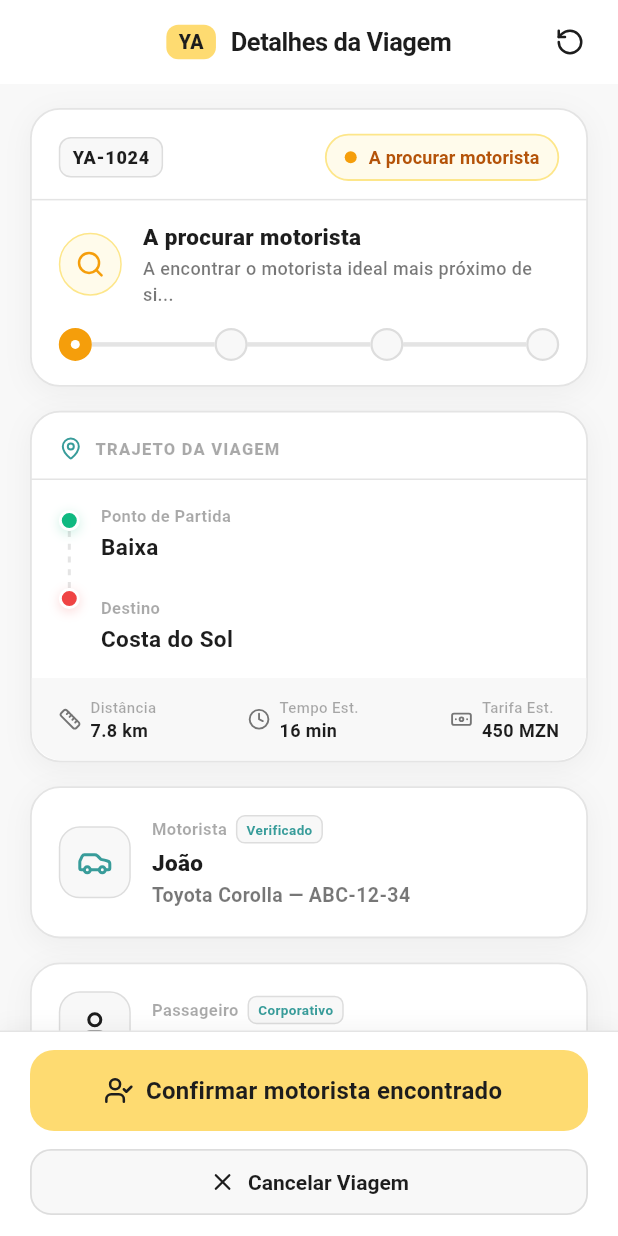
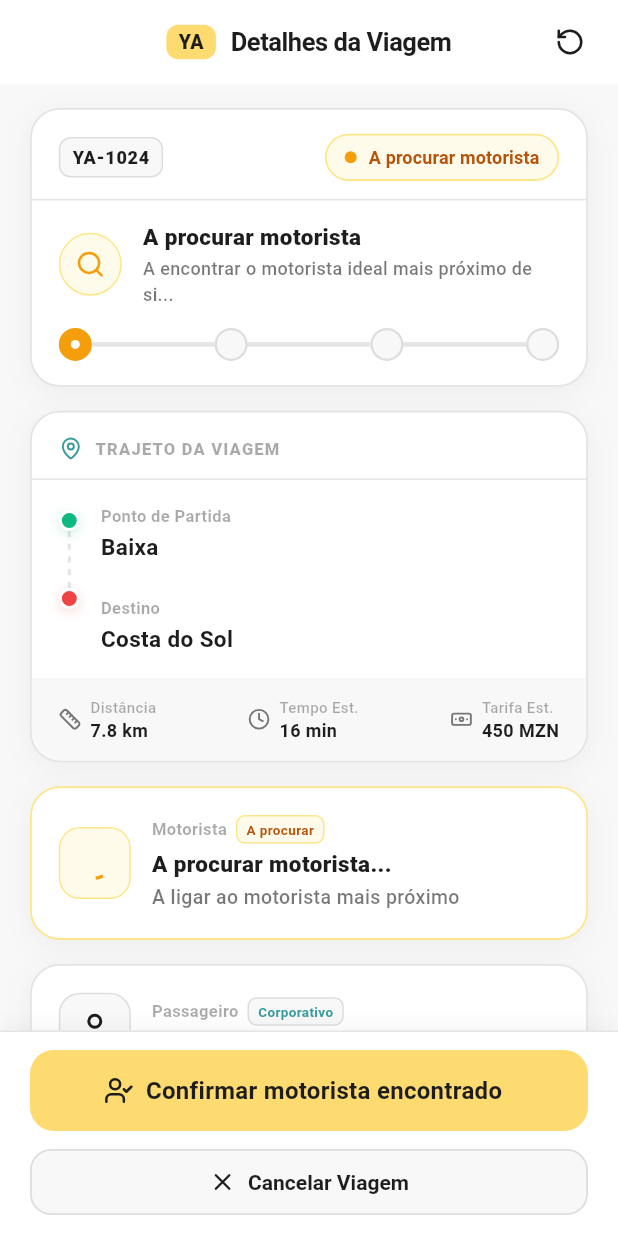
Before and after one commit to PauloTivane2/Ya_teste, a Flutter app: the screen it shows after launch, on a phone screen of 412 x 824 dp. Run offline on Flutter 3.47's test engine with Material 3 defaults, Android fonts, the phone set to English and light mode, and no system bars; our stand-ins replace lucide_icons_flutter.

Commit message:
feat: exibir estado de busca no card de motorista antes de atribuir

```diff
--- a/lib/trip/widgets/trip_card.dart
+++ b/lib/trip/widgets/trip_card.dart
@@ -427,12 +427,17 @@ class TripDriverCard extends StatelessWidget {
 
   @override
   Widget build(BuildContext context) {
+    final isSearching = trip.status == TripStatus.searching;
+
     return Container(
       width: double.infinity,
       decoration: BoxDecoration(
         color: AppColors.bg,
         borderRadius: BorderRadius.circular(20),
-        border: Border.all(color: AppColors.border, width: 1.2),
+        border: Border.all(
+          color: isSearching ? const Color(0xFFFDE68A) : AppColors.border,
+          width: 1.2,
+        ),
         boxShadow: const [
           BoxShadow(
             color: AppColors.cardShadow,
@@ -442,7 +447,76 @@ class TripDriverCard extends StatelessWidget {
         ],
       ),
       padding: const EdgeInsets.all(18),
-      child: Row(
+      child: isSearching
+          ? Row(
+              crossAxisAlignment: CrossAxisAlignment.center,
+              children: [
+                Container(
+                  width: 48,
+                  height: 48,
+                  decoration: BoxDecoration(
+                    color: AppColors.statusSearchingBg,
+                    borderRadius: BorderRadius.circular(14),
+                    border: Border.all(color: const Color(0xFFFDE68A), width: 1),
+                  ),
+                  child: const Center(
+                    child: SizedBox(
+                      width: 20,
+                      height: 20,
+                      child: CircularProgressIndicator(
+                        strokeWidth: 2.2,
+                        valueColor: AlwaysStoppedAnimation<Color>(AppColors.statusSearching),
+                      ),
+                    ),
+                  ),
+                ),
+                const SizedBox(width: 14),
+                const Expanded(
+                  child: Column(
+                    crossAxisAlignment: CrossAxisAlignment.start,
+                    children: [
+                      Row(
+                        children: [
+                          Text(
+                            'Motorista',
+                            style: TextStyle(
+                              fontSize: 11,
+                              fontWeight: FontWeight.w600,
+                              color: AppColors.textMuted,
+                            ),
+                          ),
+                          SizedBox(width: 6),
+                          _SearchBadge(),
+                        ],
+                      ),
+                      SizedBox(height: 3),
+                      Text(
+                        'A procurar motorista...',
+                        style: TextStyle(
+                          fontSize: 15,
+                          fontWeight: FontWeight.w800,
+                          color: AppColors.textPrimary,
+                        ),
+                        maxLines: 1,
+                        overflow: TextOverflow.ellipsis,
+                      ),
+                      SizedBox(height: 2),
+                      Text(
+                        'A ligar ao motorista mais próximo',
+                        style: TextStyle(
+                          fontSize: 13,
+                          fontWeight: FontWeight.w500,
+                          color: AppColors.textSecondary,
+                        ),
+                        maxLines: 1,
+                        overflow: TextOverflow.ellipsis,
+                      ),
+                    ],
+                  ),
+                ),
+              ],
+            )
+          : Row(
               crossAxisAlignment: CrossAxisAlignment.center,
               children: [
                 Container(
@@ -519,6 +593,30 @@ class TripDriverCard extends StatelessWidget {
                   ),
                 ),
               ],
+            ),
+    );
+  }
+}
+
+class _SearchBadge extends StatelessWidget {
+  const _SearchBadge();
+
+  @override
+  Widget build(BuildContext context) {
+    return Container(
+      padding: const EdgeInsets.symmetric(horizontal: 6, vertical: 2),
+      decoration: BoxDecoration(
+        color: AppColors.statusSearchingBg,
+        borderRadius: BorderRadius.circular(6),
+        border: Border.all(color: const Color(0xFFFDE68A), width: 1),
+      ),
+      child: const Text(
+        'A procurar',
+        style: TextStyle(
+          fontSize: 9,
+          fontWeight: FontWeight.w700,
+          color: AppColors.statusSearchingText,
+        ),
       ),
     );
   }
```
Lines whose indentation alone changed are shown as unchanged.
